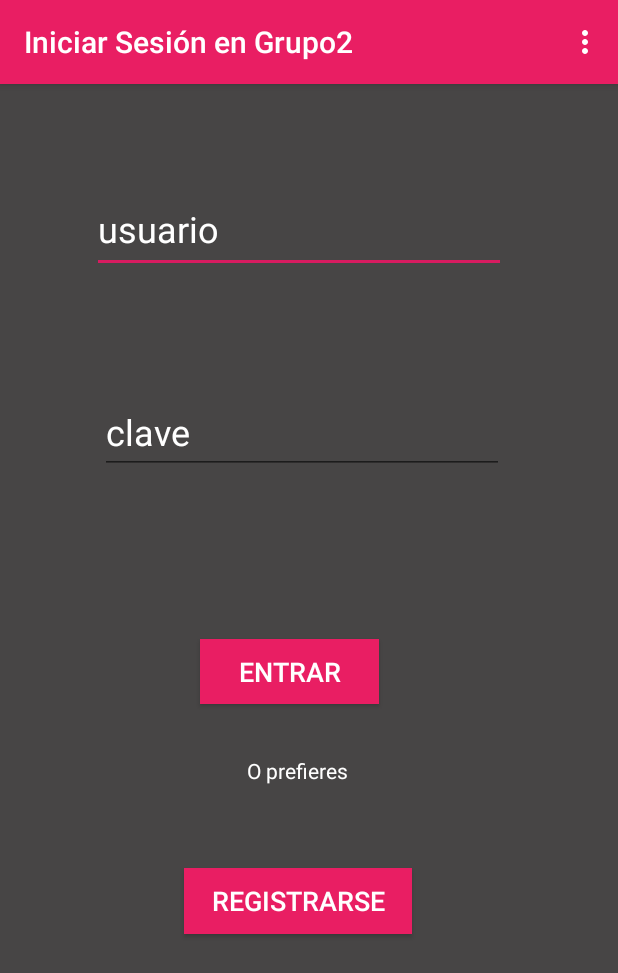
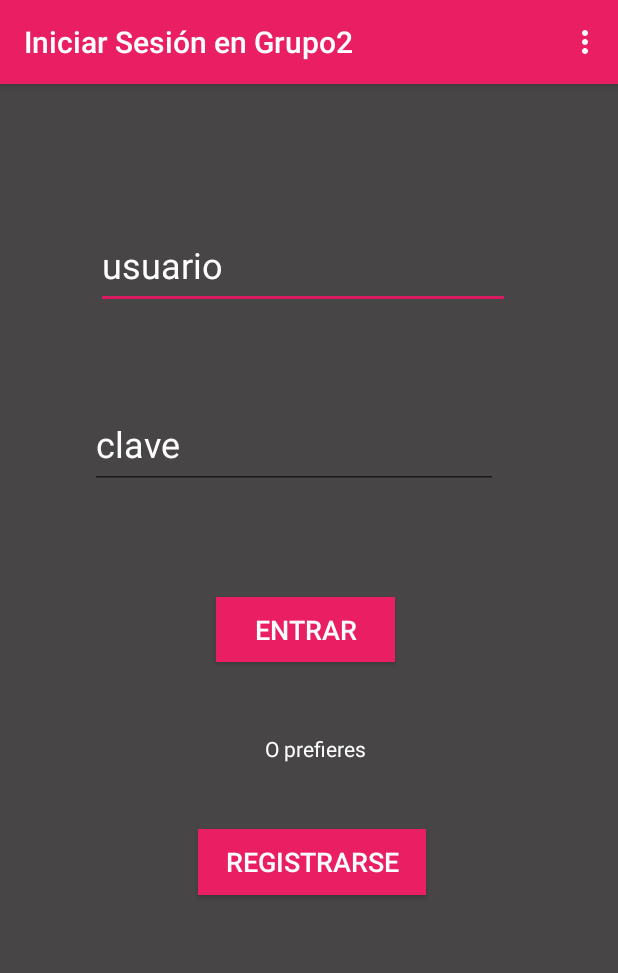
Before and after one commit to erickJKR/OP3, an Android app: the screen it shows after launch (MainActivity), on a phone screen of 412 x 824 dp. Shown: the top 973 px of the screen. Run offline under Robolectric (Android 15) with nearby library versions, the phone set to English and light mode, and no system bars.

Commit message:
Update activity_main.xml

```diff
--- a/ERICKCABRERA/Grupo02-master/app/src/main/res/layout/activity_main.xml
+++ b/ERICKCABRERA/Grupo02-master/app/src/main/res/layout/activity_main.xml
@@ -11,18 +11,13 @@
         android:id="@+id/buttonIngreso"
         android:layout_width="119dp"
         android:layout_height="43dp"
-        android:layout_marginStart="133dp"
-        android:layout_marginTop="44dp"
-        android:layout_marginEnd="159dp"
-        android:layout_marginBottom="26dp"
+        android:layout_marginStart="144dp"
+        android:layout_marginTop="72dp"
         android:background="#E91E63"
         android:fontFamily="sans-serif-medium"
         android:text="Entrar"
         android:textColor="#FFFFFF"
         android:textSize="18sp"
-        app:layout_constraintBottom_toTopOf="@+id/textView2"
-        app:layout_constraintEnd_toEndOf="parent"
-        app:layout_constraintHorizontal_bias="1.0"
         app:layout_constraintStart_toStartOf="parent"
         app:layout_constraintTop_toBottomOf="@+id/editText2" />
 
@@ -30,48 +25,36 @@
         android:id="@+id/buttonRegistro"
         android:layout_width="152dp"
         android:layout_height="44dp"
-        android:layout_marginStart="160dp"
-        android:layout_marginTop="19dp"
-        android:layout_marginEnd="137dp"
-        android:layout_marginBottom="198dp"
+        android:layout_marginTop="44dp"
+        android:layout_marginEnd="128dp"
         android:background="#E91E63"
         android:fontFamily="sans-serif-medium"
         android:text="Registrarse"
         android:textColor="#FFFFFF"
         android:textSize="18sp"
-        app:layout_constraintBottom_toBottomOf="parent"
         app:layout_constraintEnd_toEndOf="parent"
-        app:layout_constraintHorizontal_bias="1.0"
-        app:layout_constraintStart_toStartOf="parent"
         app:layout_constraintTop_toBottomOf="@+id/textView2" />
 
     <EditText
         android:id="@+id/editText"
         android:layout_width="276dp"
         android:layout_height="58dp"
-        android:layout_marginStart="61dp"
-        android:layout_marginTop="64dp"
-        android:layout_marginEnd="88dp"
-        android:layout_marginBottom="37dp"
+        android:layout_marginStart="64dp"
+        android:layout_marginTop="92dp"
         android:ems="10"
         android:hint="usuario"
         android:inputType="textPersonName"
         android:textColorHint="#FFFFFF"
         android:textSize="24sp"
-        app:layout_constraintBottom_toTopOf="@+id/editText2"
-        app:layout_constraintEnd_toEndOf="parent"
-        app:layout_constraintHorizontal_bias="0.0"
         app:layout_constraintStart_toStartOf="parent"
         app:layout_constraintTop_toTopOf="parent" />
 
     <EditText
         android:id="@+id/editText2"
-        android:layout_width="269dp"
-        android:layout_height="56dp"
-        android:layout_marginStart="75dp"
-        android:layout_marginTop="37dp"
-        android:layout_marginEnd="76dp"
-        android:layout_marginBottom="62dp"
+        android:layout_width="272dp"
+        android:layout_height="60dp"
+        android:layout_marginStart="60dp"
+        android:layout_marginTop="60dp"
         android:ems="10"
         android:focusable="auto"
         android:hint="clave"
@@ -81,9 +64,6 @@
         android:textColor="#FFFFFF"
         android:textColorHint="#FFFFFF"
         android:textSize="24sp"
-        app:layout_constraintBottom_toTopOf="@+id/buttonIngreso"
-        app:layout_constraintEnd_toEndOf="parent"
-        app:layout_constraintHorizontal_bias="1.0"
         app:layout_constraintStart_toStartOf="parent"
         app:layout_constraintTop_toBottomOf="@+id/editText"
         tools:visibility="visible" />
@@ -92,14 +72,10 @@
         android:id="@+id/textView2"
         android:layout_width="wrap_content"
         android:layout_height="wrap_content"
-        android:layout_marginTop="5dp"
-        android:layout_marginEnd="180dp"
-        android:layout_marginBottom="32dp"
+        android:layout_marginTop="48dp"
+        android:layout_marginEnd="168dp"
         android:text="O prefieres"
         android:textColor="#FFFFFF"
-        app:layout_constraintBottom_toTopOf="@+id/buttonRegistro"
         app:layout_constraintEnd_toEndOf="parent"
-        app:layout_constraintHorizontal_bias="1.0"
-        app:layout_constraintStart_toStartOf="parent"
         app:layout_constraintTop_toBottomOf="@+id/buttonIngreso" />
 </androidx.constraintlayout.widget.ConstraintLayout>
```
